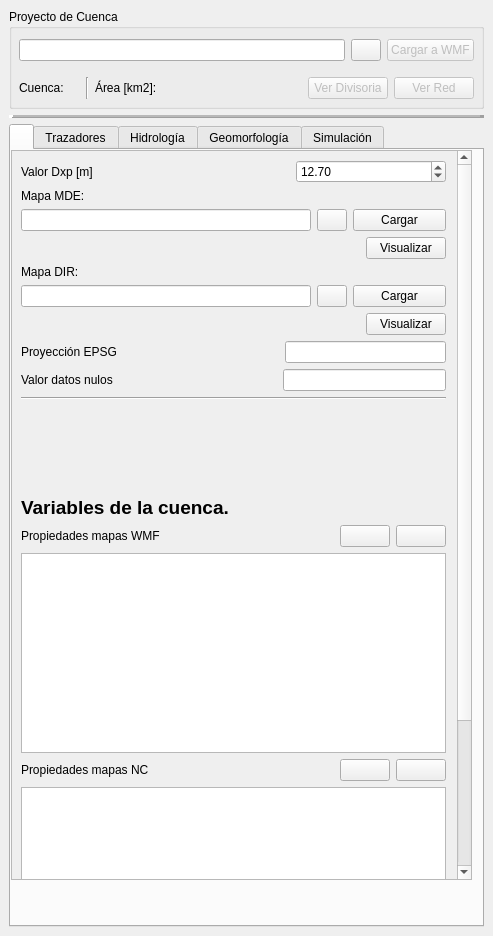
The window that qgisplugin/HydroSEDPlugin_dockwidget_base.ui (nicolas998/WMF) describes before a commit, drawn with Qt 5.
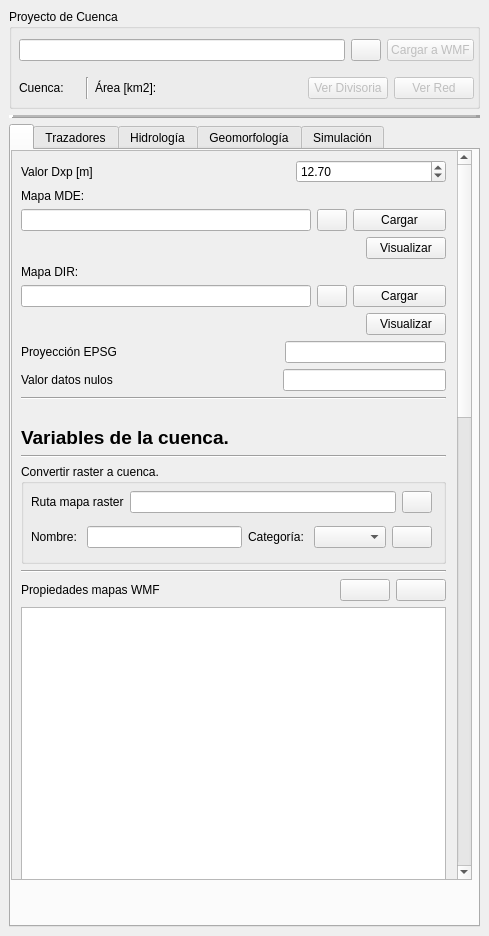
The same window after the commit. Icons and pictures are not drawn. Custom widgets are drawn as their Qt base class.

Commit message: se incluye la herramienta para importar mapas raster en el WMF que luego pueden ser importados a la cuenca como tal.

```diff
--- a/qgisplugin/HydroSEDPlugin_dockwidget_base.ui
+++ b/qgisplugin/HydroSEDPlugin_dockwidget_base.ui
@@ -6,7 +6,7 @@
    <rect>
     <x>0</x>
     <y>0</y>
-    <width>493</width>
+    <width>489</width>
     <height>936</height>
    </rect>
   </property>
@@ -306,9 +306,9 @@
            <property name="geometry">
             <rect>
              <x>0</x>
-             <y>-190</y>
+             <y>-206</y>
              <width>443</width>
-             <height>918</height>
+             <height>2018</height>
             </rect>
            </property>
            <property name="minimumSize">
@@ -329,7 +329,7 @@
               <property name="minimumSize">
                <size>
                 <width>300</width>
-                <height>900</height>
+                <height>2000</height>
                </size>
               </property>
               <property name="maximumSize">
@@ -344,7 +344,7 @@
                  <x>0</x>
                  <y>0</y>
                  <width>425</width>
-                 <height>855</height>
+                 <height>1081</height>
                 </rect>
                </property>
                <layout class="QVBoxLayout" name="verticalLayoutConfiguracionGeneral">
@@ -711,10 +711,13 @@
                   <property name="orientation">
                    <enum>Qt::Vertical</enum>
                   </property>
+                  <property name="sizeType">
+                   <enum>QSizePolicy::Minimum</enum>
+                  </property>
                   <property name="sizeHint" stdset="0">
                    <size>
                     <width>20</width>
-                    <height>80</height>
+                    <height>20</height>
                    </size>
                   </property>
                  </spacer>
@@ -733,6 +736,161 @@
                   </property>
                  </widget>
                 </item>
+                <item>
+                 <widget class="Line" name="line_15">
+                  <property name="orientation">
+                   <enum>Qt::Horizontal</enum>
+                  </property>
+                 </widget>
+                </item>
+                <item>
+                 <widget class="QGroupBox" name="groupBox_2">
+                  <property name="minimumSize">
+                   <size>
+                    <width>0</width>
+                    <height>100</height>
+                   </size>
+                  </property>
+                  <property name="title">
+                   <string>Convertir raster a cuenca.</string>
+                  </property>
+                  <widget class="QWidget" name="verticalLayoutWidget">
+                   <property name="geometry">
+                    <rect>
+                     <x>10</x>
+                     <y>20</y>
+                     <width>401</width>
+                     <height>71</height>
+                    </rect>
+                   </property>
+                   <layout class="QVBoxLayout" name="verticalLayout_19">
+                    <item>
+                     <layout class="QHBoxLayout" name="horizontalLayout_40">
+                      <item>
+                       <widget class="QLabel" name="labelDIR_4">
+                        <property name="toolTip">
+                         <string>&lt;html&gt;&lt;head/&gt;&lt;body&gt;&lt;p&gt;Mapa DIR (direcciones de flujo) obtenido a partir del MDE.  Se debe obtener mediante la herramienta &lt;span style=&quot; font-style:italic;&quot;&gt;r.watershed&lt;/span&gt; de GRASS.&lt;/p&gt;&lt;/body&gt;&lt;/html&gt;</string>
+                        </property>
+                        <property name="whatsThis">
+                         <string>&lt;html&gt;&lt;head/&gt;&lt;body&gt;&lt;p&gt;Mapa DIR (direcciones de flujo) obtenido a partir del MDE.  Se debe obtener mediante la herramienta &lt;span style=&quot; font-style:italic;&quot;&gt;r.watershed&lt;/span&gt; de GRASS.&lt;/p&gt;&lt;/body&gt;&lt;/html&gt;</string>
+                        </property>
+                        <property name="text">
+                         <string>Ruta mapa raster</string>
+                        </property>
+                       </widget>
+                      </item>
+                      <item>
+                       <widget class="QLineEdit" name="PathRaster2WMF">
+                        <property name="maximumSize">
+                         <size>
+                          <width>290</width>
+                          <height>16777215</height>
+                         </size>
+                        </property>
+                        <property name="readOnly">
+                         <bool>true</bool>
+                        </property>
+                       </widget>
+                      </item>
+                      <item>
+                       <widget class="QPushButton" name="ButtonPathRaster2WMF">
+                        <property name="minimumSize">
+                         <size>
+                          <width>30</width>
+                          <height>0</height>
+                         </size>
+                        </property>
+                        <property name="maximumSize">
+                         <size>
+                          <width>30</width>
+                          <height>16777215</height>
+                         </size>
+                        </property>
+                        <property name="text">
+                         <string/>
+                        </property>
+                        <property name="icon">
+                         <iconset resource="resources.qrc">
+                          <normaloff>:/plugins/HydroSEDPlugin/icons/folder.png</normaloff>:/plugins/HydroSEDPlugin/icons/folder.png</iconset>
+                        </property>
+                       </widget>
+                      </item>
+                     </layout>
+                    </item>
+                    <item>
+                     <layout class="QHBoxLayout" name="horizontalLayout_41">
+                      <item>
+                       <widget class="QLabel" name="labelDIR_5">
+                        <property name="toolTip">
+                         <string>&lt;html&gt;&lt;head/&gt;&lt;body&gt;&lt;p&gt;Mapa DIR (direcciones de flujo) obtenido a partir del MDE.  Se debe obtener mediante la herramienta &lt;span style=&quot; font-style:italic;&quot;&gt;r.watershed&lt;/span&gt; de GRASS.&lt;/p&gt;&lt;/body&gt;&lt;/html&gt;</string>
+                        </property>
+                        <property name="whatsThis">
+                         <string>&lt;html&gt;&lt;head/&gt;&lt;body&gt;&lt;p&gt;Mapa DIR (direcciones de flujo) obtenido a partir del MDE.  Se debe obtener mediante la herramienta &lt;span style=&quot; font-style:italic;&quot;&gt;r.watershed&lt;/span&gt; de GRASS.&lt;/p&gt;&lt;/body&gt;&lt;/html&gt;</string>
+                        </property>
+                        <property name="text">
+                         <string>Nombre: </string>
+                        </property>
+                       </widget>
+                      </item>
+                      <item>
+                       <widget class="QLineEdit" name="NameRaster2WMF">
+                        <property name="maximumSize">
+                         <size>
+                          <width>290</width>
+                          <height>16777215</height>
+                         </size>
+                        </property>
+                        <property name="readOnly">
+                         <bool>false</bool>
+                        </property>
+                       </widget>
+                      </item>
+                      <item>
+                       <widget class="QLabel" name="labelDIR_6">
+                        <property name="toolTip">
+                         <string>&lt;html&gt;&lt;head/&gt;&lt;body&gt;&lt;p&gt;Mapa DIR (direcciones de flujo) obtenido a partir del MDE.  Se debe obtener mediante la herramienta &lt;span style=&quot; font-style:italic;&quot;&gt;r.watershed&lt;/span&gt; de GRASS.&lt;/p&gt;&lt;/body&gt;&lt;/html&gt;</string>
+                        </property>
+                        <property name="whatsThis">
+                         <string>&lt;html&gt;&lt;head/&gt;&lt;body&gt;&lt;p&gt;Mapa DIR (direcciones de flujo) obtenido a partir del MDE.  Se debe obtener mediante la herramienta &lt;span style=&quot; font-style:italic;&quot;&gt;r.watershed&lt;/span&gt; de GRASS.&lt;/p&gt;&lt;/body&gt;&lt;/html&gt;</string>
+                        </property>
+                        <property name="text">
+                         <string>Categoría: </string>
+                        </property>
+                       </widget>
+                      </item>
+                      <item>
+                       <widget class="QComboBox" name="ComboBoxRaster2WMF"/>
+                      </item>
+                      <item>
+                       <widget class="QPushButton" name="Button_Raster2WMF">
+                        <property name="toolTip">
+                         <string>Ejecutar la función de trazado de corriente.</string>
+                        </property>
+                        <property name="whatsThis">
+                         <string>Ejecutar la función de trazado de corriente.</string>
+                        </property>
+                        <property name="text">
+                         <string/>
+                        </property>
+                        <property name="icon">
+                         <iconset resource="resources.qrc">
+                          <normaloff>:/plugins/HydroSEDPlugin/icons/play.png</normaloff>:/plugins/HydroSEDPlugin/icons/play.png</iconset>
+                        </property>
+                       </widget>
+                      </item>
+                     </layout>
+                    </item>
+                   </layout>
+                  </widget>
+                 </widget>
+                </item>
+                <item>
+                 <widget class="Line" name="line_4">
+                  <property name="orientation">
+                   <enum>Qt::Horizontal</enum>
+                  </property>
+                 </widget>
+                </item>
                 <item>
                  <layout class="QHBoxLayout" name="horizontalLayout_28">
                   <item>
@@ -852,6 +1010,9 @@
                   </item>
                   <item>
                    <widget class="QPushButton" name="Button_NC2WMF">
+                    <property name="enabled">
+                     <bool>false</bool>
+                    </property>
                     <property name="minimumSize">
                      <size>
                       <width>50</width>
```
The commit also changes 2 other files.
